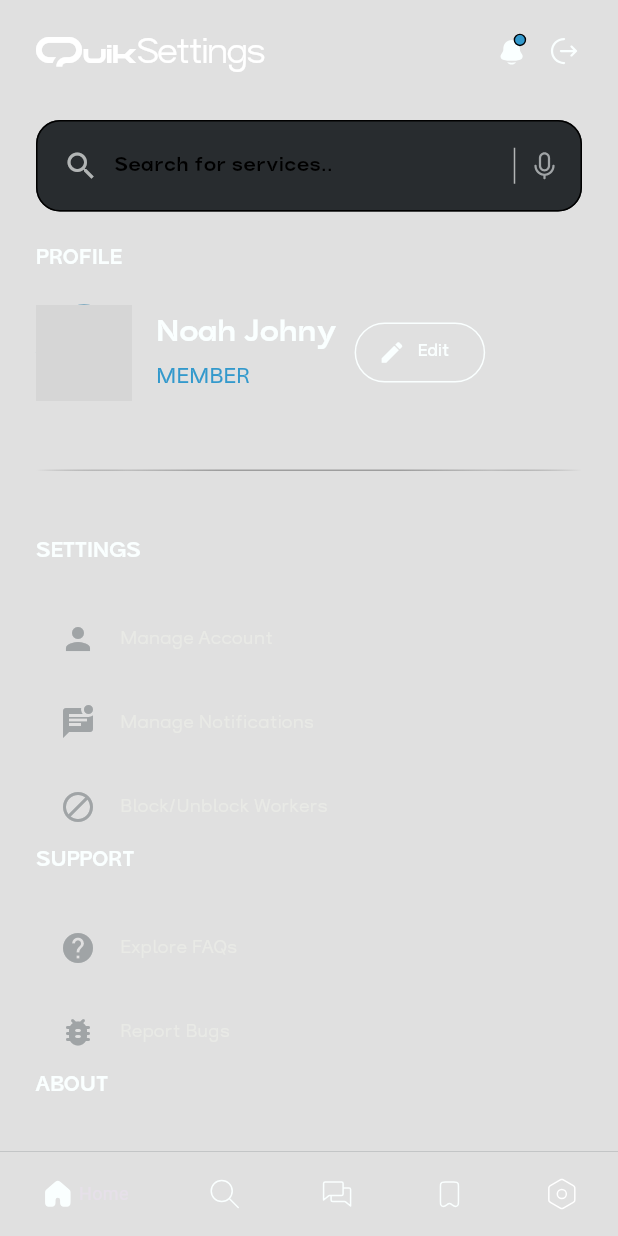
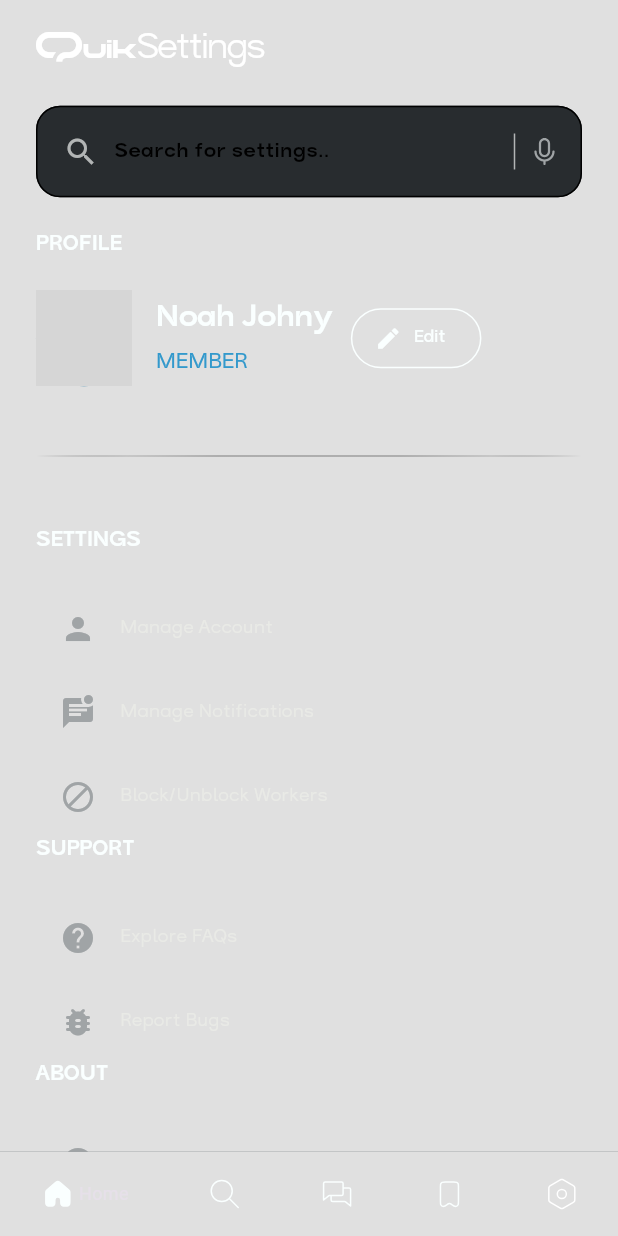
Before and after one commit to MalavikaSreehari/quikhyr-frontend, a Flutter app: the SettingsScreen screen opened by its route, on a phone screen of 412 x 824 dp. Run offline on Flutter 3.47's test engine with Material 3 defaults, Android fonts, the phone set to English and light mode, and no system bars; our stand-ins replace bloc, cloud_firestore, dartz, equatable, firebase_auth, firebase_core and 7 more; missing offline and left inert: fuzzy; accounts and stored records are empty; network calls fail; grey boxes are pictures that could not be loaded.

Commit message:
feat: pinned appbar in settings_screen

```diff
--- a/lib/features/settings/presentation/screens/settings_screen.dart
+++ b/lib/features/settings/presentation/screens/settings_screen.dart
@@ -14,10 +14,12 @@ class SettingsScreen extends StatelessWidget {
   Widget build(BuildContext context) {
     return Scaffold(
       appBar: PreferredSize(
-        preferredSize: const Size.fromHeight(56),
+
+        preferredSize: const Size.fromHeight(329),
         child: Padding(
           padding: const EdgeInsets.only(top: 12),
           child: AppBar(
+            toolbarHeight: 329,
             titleSpacing: 24,
             automaticallyImplyLeading: false, // Remove back button
             backgroundColor: Colors.transparent,
@@ -47,24 +49,86 @@ class SettingsScreen extends StatelessWidget {
                     ],
                   ),
                 ),
+                AppSizing.vS24(),
+                QuikSearchBar(
+                onChanged: (String onChanged) {},
+                hintText: 'Search for settings..',
+                onMicPressed: () {},
+                onSearch: (String value) {},
+                controller: TextEditingController(),
+              ),
+              const SizedBox(height: 24,),
+              Align(
+                alignment: Alignment.centerLeft,
+                child: Text('PROFILE',style: Theme.of(context).textTheme.titleMedium,),
+              ),
+              const SizedBox(height: 24,),
+              Row(
+                children: [
+                  const CircleAvatar(
+                    radius: 32,
+                    backgroundImage: NetworkImage(AppAssetLinks.placeholderImage),
+                  ),
+                  const SizedBox(width: 16,),
+                  const Column(
+                    crossAxisAlignment: CrossAxisAlignment.start,
+                    children: [
+                      Text(
+                        'Noah Johny',
+                        style: TextStyle(
+                          color: Color(0xFFFAFFFF),
+                          fontFamily: 'Trap',
+                          fontSize: 20,
+                          fontStyle: FontStyle.normal,
+                          fontWeight: FontWeight.w700,
+                          height: 1.0,
+                        ),
+                      ),
+                      SizedBox(height: 12,),
+                      Text(
+                        'MEMBER',
+                        style: TextStyle(
+                          color: Color(0xFF3399CC),
+                          fontFamily: 'Trap',
+                          fontSize: 14,
+                          fontStyle: FontStyle.normal,
+                          fontWeight: FontWeight.w500,
+                          height: 1.0,
+                        ),
+                      ),
                     ],
                   ),
-            actions: [
-              ClickableSvgIcon(
-                  svgAsset: AppAssetLinks.bellNotificationActiveSvg,
-                  onTap: () {
-                    //HANDLE GO TO NOTIFICATIONS
-                  }),
-              AppSizing.hS10(),
-              ClickableSvgIcon(
-                  svgAsset: AppAssetLinks.logoutSvg,
-                  onTap: () {
-                    // context.read<SignInBloc>().add(const SignOutRequired());
-                  }),
-              AppSizing.hS24(),
+                  const SizedBox(width: 12,),
+                  Align(
+                    alignment: Alignment.bottomRight,
+                    child: OutlinedButton.icon(
+                      onPressed: () {},
+                      icon: const Icon(Icons.edit,color: secondary,),
+                      label: const Text('Edit',style: TextStyle(color: secondary,),),
+                      style: OutlinedButton.styleFrom(side: const BorderSide(color: secondary)),
+                    ),
+                  ),
                 ],
               ),
-
+              const SizedBox(height: 24,),
+              const GradientSeparator(),
+              ],
+            ),
+            // actions: [
+            //   ClickableSvgIcon(
+            //       svgAsset: AppAssetLinks.bellNotificationActiveSvg,
+            //       onTap: () {
+            //         //HANDLE GO TO NOTIFICATIONS
+            //       }),
+            //   AppSizing.hS10(),
+            //   ClickableSvgIcon(
+            //       svgAsset: AppAssetLinks.logoutSvg,
+            //       onTap: () {
+            //         // context.read<SignInBloc>().add(const SignOutRequired());
+            //       }),
+            //   AppSizing.hS24(),
+            // ],
+          ),
         ),
       ),
       body: SingleChildScrollView(
@@ -73,53 +137,14 @@ class SettingsScreen extends StatelessWidget {
           padding: const EdgeInsets.all(24.0),
           child: Column(
             crossAxisAlignment: CrossAxisAlignment.start,
-            children: [ QuikSearchBar(onChanged: (String onChanged) {}, hintText: 'Search for services..', onMicPressed: (){}, onSearch: (String value){}, controller: TextEditingController()),
-            const SizedBox(height: 24,),
-            Align(
-              alignment: Alignment.centerLeft,
-              child: Text('PROFILE',style: Theme.of(context).textTheme.titleMedium,)),
-              const SizedBox(height: 24,),
-               Row(
+            children: [
 
-                children: [
-                  const CircleAvatar(radius: 32,
-                  backgroundImage: AssetImage(AppAssetLinks.placeholderImage),
-                  ),
-                  const SizedBox(width: 16,),
-                  const Column(
-                    crossAxisAlignment: CrossAxisAlignment.start,
-                    children: [
-                      Text('Noah Johny',style: TextStyle(
-  color: Color(0xFFFAFFFF),
-  fontFamily: 'Trap',
-  fontSize: 20,
-  fontStyle: FontStyle.normal,
-  fontWeight: FontWeight.w700,
-  height: 1.0,
-),),
-SizedBox(height: 12,),
-                      Text('MEMBER',
-                      style: TextStyle(
-  color: Color(0xFF3399CC),
-  fontFamily: 'Trap',
-  fontSize: 14,
-  fontStyle: FontStyle.normal,
-  fontWeight: FontWeight.w500,
-  height: 1.0,
-),),],),
-const SizedBox(width: 12,),
-OutlinedButton.icon(onPressed: (){}, icon: const Icon(Icons.edit,color: secondary,), label: const Text('Edit',style: TextStyle(color: secondary,),), style: OutlinedButton.styleFrom(side: const BorderSide(color: secondary)),)
-                ],
-              ),
-              const SizedBox(height: 24,),
 
-              const GradientSeparator(),
-              const SizedBox(height: 24,),
               Text('SETTINGS',style: Theme.of(context).textTheme.titleMedium,),
               const SizedBox(height: 24,),
-              ListView(
-                shrinkWrap: true,
-
+              SingleChildScrollView(
+                physics: const NeverScrollableScrollPhysics(),
+                child: Column(
                   children: [
                     ListTile(
                       leading: const Icon(Icons.person, color: labelColor,),
@@ -133,13 +158,14 @@ OutlinedButton.icon(onPressed: (){}, icon: const Icon(Icons.edit,color: secondar
                       leading: const Icon(Icons.block_rounded, color: labelColor,),
                       title: Text('Block/Unblock Workers',style: Theme.of(context).textTheme.bodyMedium,),
                     ),
-
                   ],
+                ),
               ),
               Text('SUPPORT',style: Theme.of(context).textTheme.titleMedium,),
               const SizedBox(height: 24,),
-              ListView(
-                shrinkWrap: true,
+              SingleChildScrollView(
+                physics: const NeverScrollableScrollPhysics(),
+                child: Column(
                   children: [
                     ListTile(
                       leading: const Icon(Icons.help, color: labelColor,),
@@ -149,14 +175,14 @@ OutlinedButton.icon(onPressed: (){}, icon: const Icon(Icons.edit,color: secondar
                       leading: const Icon(Icons.bug_report_rounded, color: labelColor,),
                       title: Text('Report Bugs',style: Theme.of(context).textTheme.bodyMedium,),
                     ),
-
                   ],
                 ),
+              ),
               Text('ABOUT',style: Theme.of(context).textTheme.titleMedium,),
-
               const SizedBox(height: 24,),
-              ListView(
-                shrinkWrap: true,
+              SingleChildScrollView(
+                physics: const NeverScrollableScrollPhysics(),
+                child: Column(
                   children: [
                     ListTile(
                       leading: const Icon(Icons.help, color: labelColor,),
@@ -166,10 +192,9 @@ OutlinedButton.icon(onPressed: (){}, icon: const Icon(Icons.edit,color: secondar
                       leading: const Icon(Icons.star, color: labelColor,),
                       title: Text('Report Bugs',style: Theme.of(context).textTheme.bodyMedium,),
                     ),
-
                   ],
-              )
-
+                ),
+              ),
             ],
           ),
         ),
```
Lines whose indentation alone changed are shown as unchanged.
